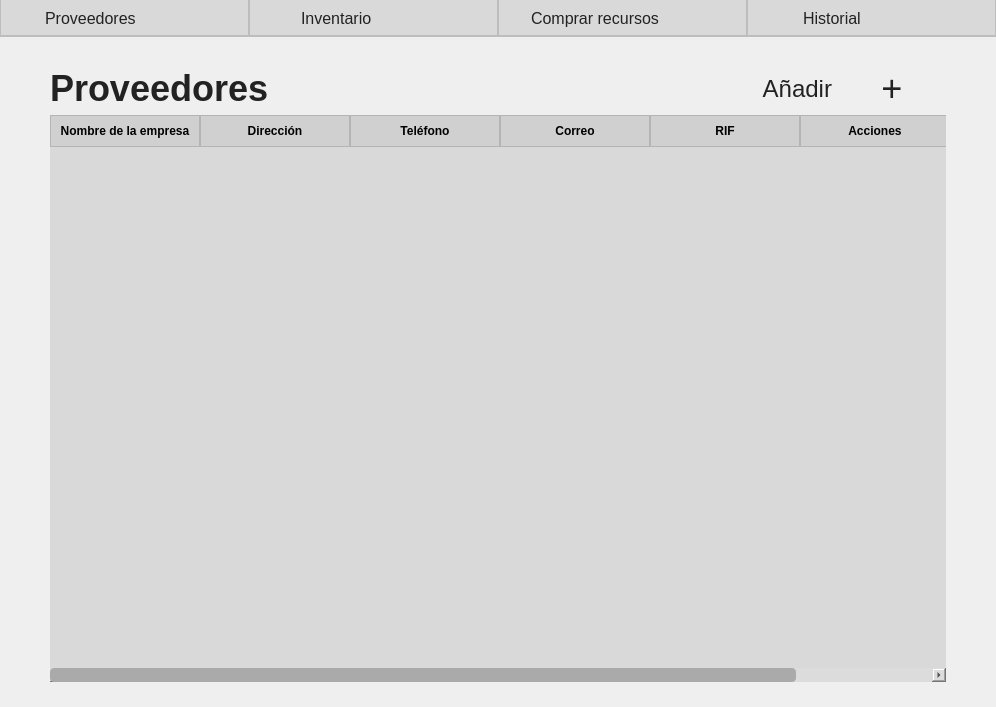
This is app/windows/ui/providers.ui in MoralesMortales/SIRCOM as Qt 5 draws it before an edit. The edited form follows.
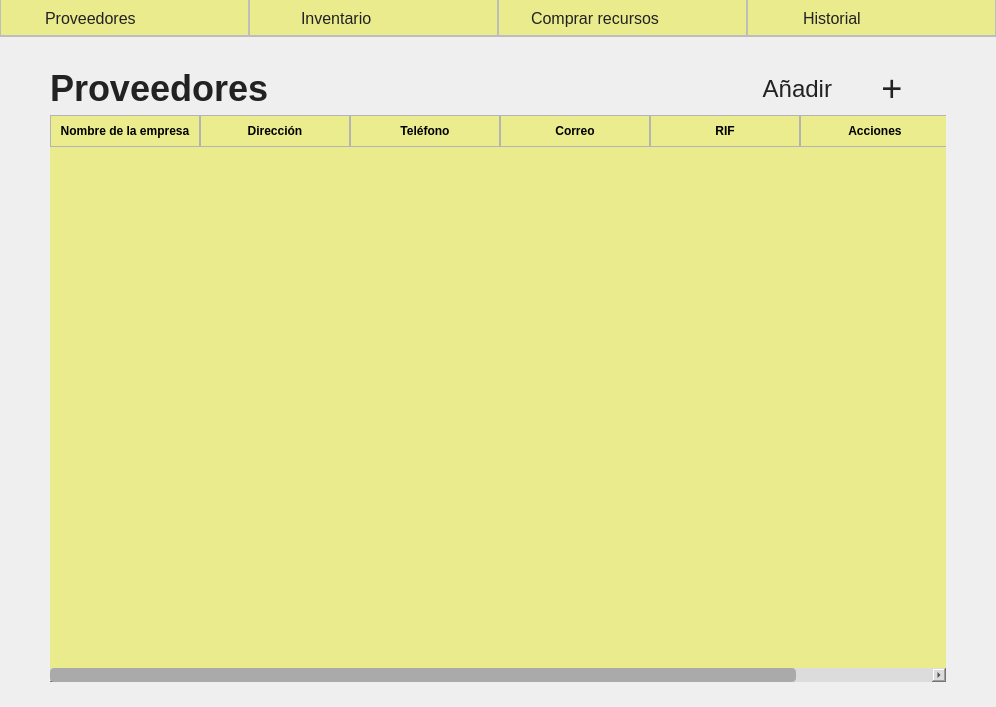
This is the edited form. Icons and pictures are not drawn.

Patch:
```diff
--- a/app/windows/ui/providers.ui
+++ b/app/windows/ui/providers.ui
@@ -28,7 +28,7 @@
 }
 
 #menu {
-    background: #D9D9D9;
+    background: #EAEB8C;
     border-bottom: 1.5px solid #bdbdbd;
 }
 
@@ -95,7 +95,7 @@
 
 
 QTableWidget {
-    background: #D9D9D9;
+    background: #EAEB8C;
     gridline-color: #bcbcbc;
     border-radius: 8px;
     font-size: 14px;
@@ -103,7 +103,7 @@
 }
 
 QHeaderView::section {
-    background: #d0d0d0;
+    background: #EBEC8D;
     padding: 6px 4px;
     font-weight: bold;
     border: 1px solid #b4b4b4;
```
